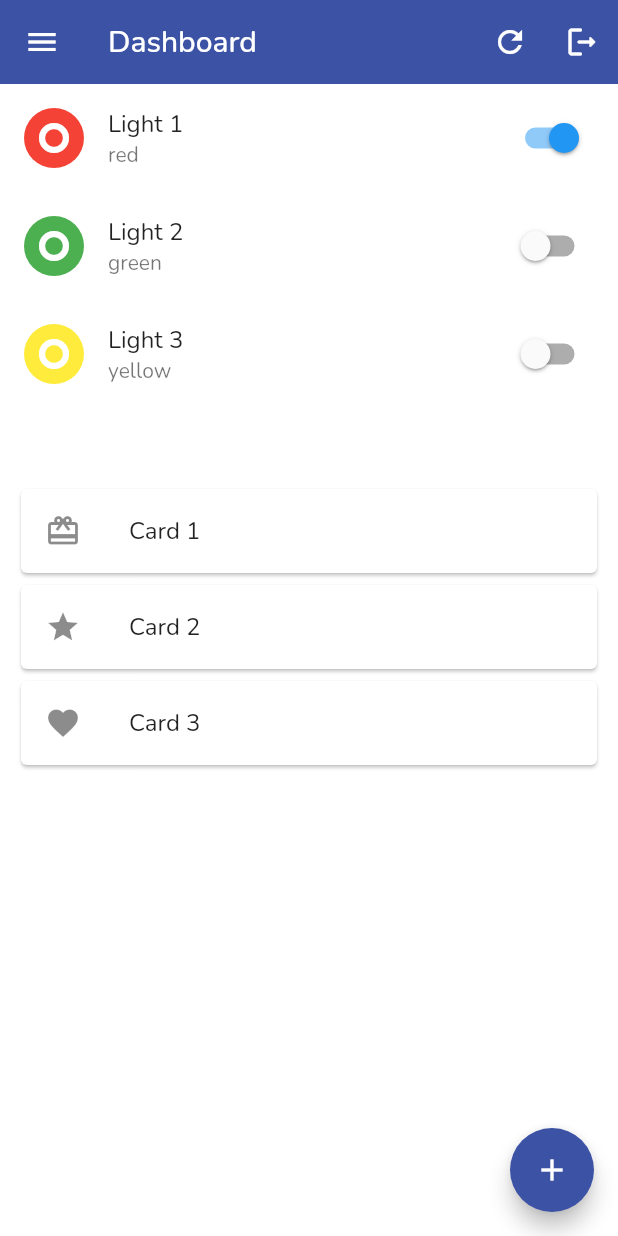
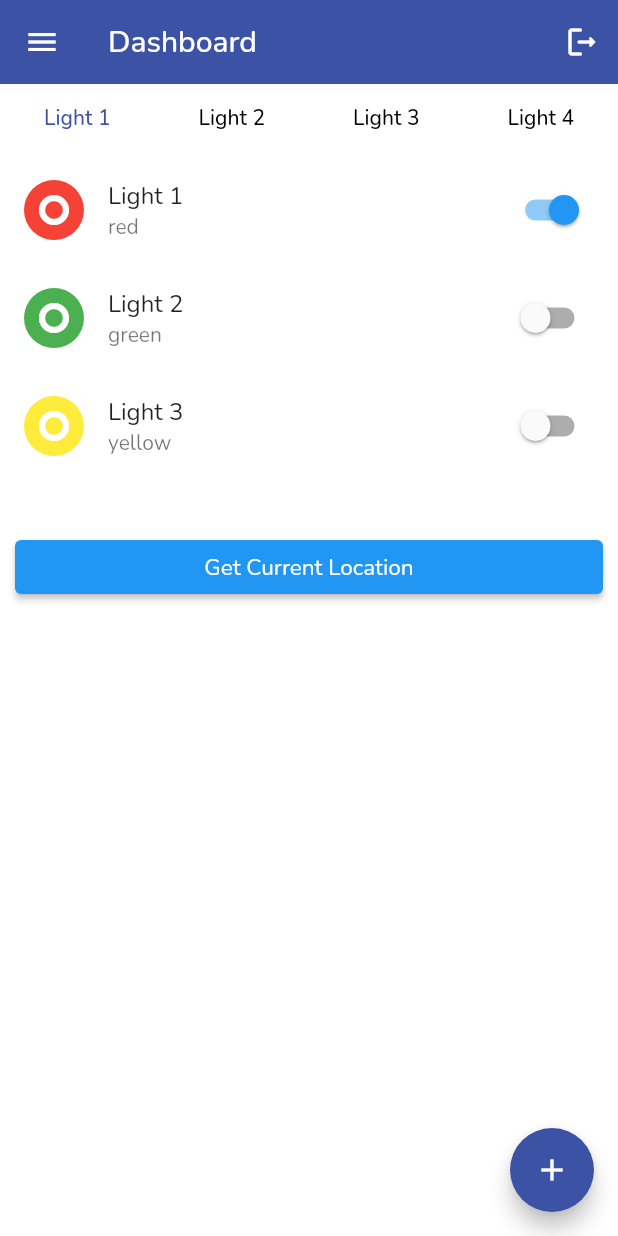
Before and after one commit to ishwar46/traffic_management, a Flutter app: the Dashboard screen opened directly, on a phone screen of 412 x 824 dp. Run offline on Flutter 3.47's test engine with Material 2 defaults, Android fonts, the phone set to English and light mode, and no system bars; our stand-ins replace easy_dynamic_theme, email_validator, firebase_core, firebase_crashlytics, flutter_easyloading, geolocator and 3 more; missing offline and left inert: flutter_onboard; accounts and stored records are empty.

Commit message:
Tabbed Indicator Added

```diff
--- a/lib/presentation/home/ui/home_page.dart
+++ b/lib/presentation/home/ui/home_page.dart
@@ -29,14 +29,8 @@ class _DashboardState
         ),
         actions: [
           IconButton(
-            icon: Icon(Icons.refresh),
-            onPressed: () {},
-          ),
-          IconButton(
             icon: Icon(Icons.logout_rounded),
-            onPressed: (
-
-            ) {
+            onPressed: () {
               _logout();
             },
           ),
@@ -61,7 +55,37 @@ class MyTabbedPage extends StatelessWidget {
     return DefaultTabController(
       length: 4,
       child: Scaffold(
-        body: TabBarView(
+        backgroundColor: AppColors.primaryColor,
+        body: Column(
+          children: [
+            Container(
+              color: Colors.white,
+              child: TabBar(
+                tabs: [
+                  Tab(
+                    text: 'Light 1',
+                  ),
+                  Tab(
+                    text: 'Light 2',
+                  ),
+                  Tab(
+                    text: 'Light 3',
+                  ),
+                  Tab(
+                    text: 'Light 4',
+                  ),
+                ],
+                labelColor: AppColors.primaryColor,
+                unselectedLabelColor: Colors.black,
+                indicatorColor: AppColors.primaryColor,
+                indicatorSize: TabBarIndicatorSize.tab,
+                indicatorWeight: 2.0,
+              ),
+            ),
+            Expanded(
+              child: Container(
+                color: Colors.white,
+                child: TabBarView(
                   children: [
                     Center(
                       child: TrafficLight_One(),
@@ -69,7 +93,6 @@ class MyTabbedPage extends StatelessWidget {
                     Center(
                       child: TrafficLight_Two(),
                     ),
-
                     Center(
                       child: TrafficLight_Three(),
                     ),
@@ -79,6 +102,10 @@ class MyTabbedPage extends StatelessWidget {
                   ],
                 ),
               ),
+            ),
+          ],
+        ),
+      ),
     );
   }
 }
--- a/lib/presentation/home/ui/traffic_light_first.dart
+++ b/lib/presentation/home/ui/traffic_light_first.dart
@@ -1,7 +1,38 @@
 import 'package:flutter/material.dart';
 import 'package:smartftraffic/presentation/login/login_page.dart';
+import 'package:geolocator/geolocator.dart';
+
 
 import '../../../utils/app_colors.dart';
+Future<Position> _getCurrentLocation() async {
+  bool serviceEnabled;
+  LocationPermission permission;
+
+  serviceEnabled = await Geolocator.isLocationServiceEnabled();
+  if (!serviceEnabled) {
+    // Location services are not enabled
+    return Future.error('Location services are disabled.');
+  }
+
+  permission = await Geolocator.checkPermission();
+  if (permission == LocationPermission.deniedForever) {
+    // Location permissions are permanently denied
+    return Future.error('Location permissions are permanently denied.');
+  }
+
+  if (permission == LocationPermission.denied) {
+    // Location permissions are denied, ask for permission
+    permission = await Geolocator.requestPermission();
+    if (permission != LocationPermission.whileInUse &&
+        permission != LocationPermission.always) {
+      // Location permissions are denied
+      return Future.error('Location permissions are denied.');
+    }
+  }
+
+  return await Geolocator.getCurrentPosition();
+}
+
 
 enum LightState {
   red,
@@ -175,7 +206,9 @@ class _TrafficLight_OneState
       });
     }
   return Scaffold(
-  body: Column(
+  body: RefreshIndicator(
+    onRefresh: refreshTrafficLights,
+    child: Column(
       children: [
         Expanded(
           flex: 1,
@@ -203,7 +236,6 @@ class _TrafficLight_OneState
             },
           ),
         ),
-
         Expanded(
           flex: 2,
           child: Container(
@@ -211,14 +243,57 @@ class _TrafficLight_OneState
             child: Column(
               crossAxisAlignment: CrossAxisAlignment.stretch,
               children: [
-              CustomCard(title: 'Card 1', icon: Icons.card_giftcard),
-              CustomCard(title: 'Card 2', icon: Icons.star),
-              CustomCard(title: 'Card 3', icon: Icons.favorite),
+                ElevatedButton(
+                  onPressed: () async {
+                    try {
+                      Position position = await _getCurrentLocation();
+                      showDialog(
+                        context: context,
+                        builder: (BuildContext context) {
+                          return AlertDialog(
+                            title: Text("Location Info"),
+                            content: Text(
+                              "Latitude: ${position.latitude}\nLongitude: ${position.longitude}",
+                            ),
+                            actions: [
+                              ElevatedButton(
+                                onPressed: () {
+                                  Navigator.of(context).pop();
+                                },
+                                child: Text("OK"),
+                              ),
+                            ],
+                          );
+                        },
+                      );
+                    } catch (e) {
+                      showDialog(
+                        context: context,
+                        builder: (BuildContext context) {
+                          return AlertDialog(
+                            title: Text("Location Error"),
+                            content: Text("Failed to retrieve location. Please try again."),
+                            actions: [
+                              ElevatedButton(
+                                onPressed: () {
+                                  Navigator.of(context).pop();
+                                },
+                                child: Text("OK"),
+                              ),
+                            ],
+                          );
+                        },
+                      );
+                    }
+                  },
+                  child: Text("Get Current Location"),
+                ),
               ],
             ),
           ),
         ),
       ],
+    ),
   ),
   floatingActionButton: FloatingActionButton(
     onPressed: () {
@@ -271,6 +346,7 @@ class _TrafficLight_OneState
   ),
 );
 
+
   }
   void _logout() {
     Navigator.pushReplacement(
--- a/pubspec.yaml
+++ b/pubspec.yaml
@@ -48,6 +48,7 @@ dependencies:
   firebase_core: ^2.14.0
   firebase_crashlytics: ^3.3.3
   easy_dynamic_theme: ^2.3.1
+  geolocator: ^9.0.2
 
 dev_dependencies:
   flutter_test:
```
Also changed, not shown: lib/utils/widgets/floating_button.dart (+17 -0 lines), lib/data/service/user_service.dart (added). Lines whose indentation alone changed are shown as unchanged.
